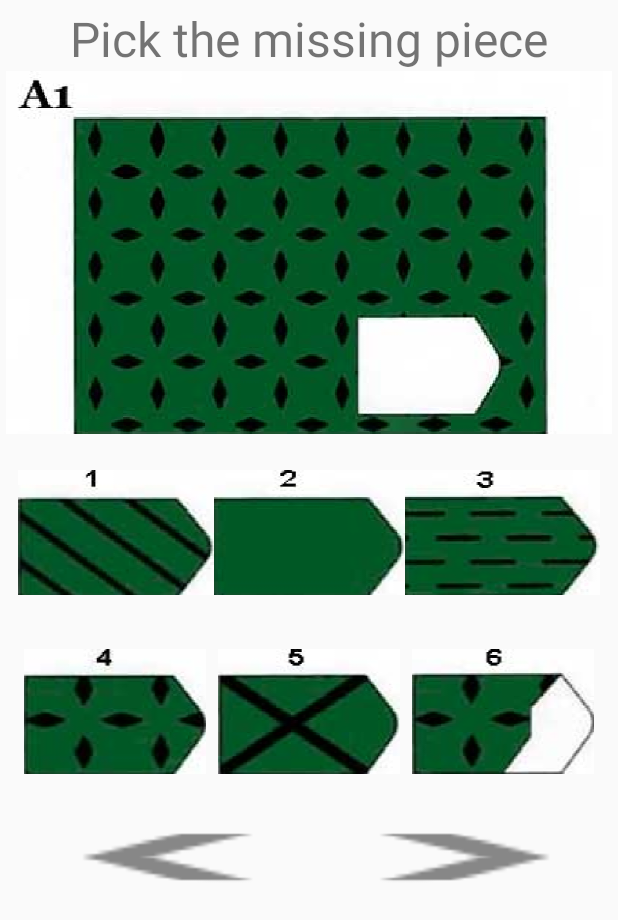
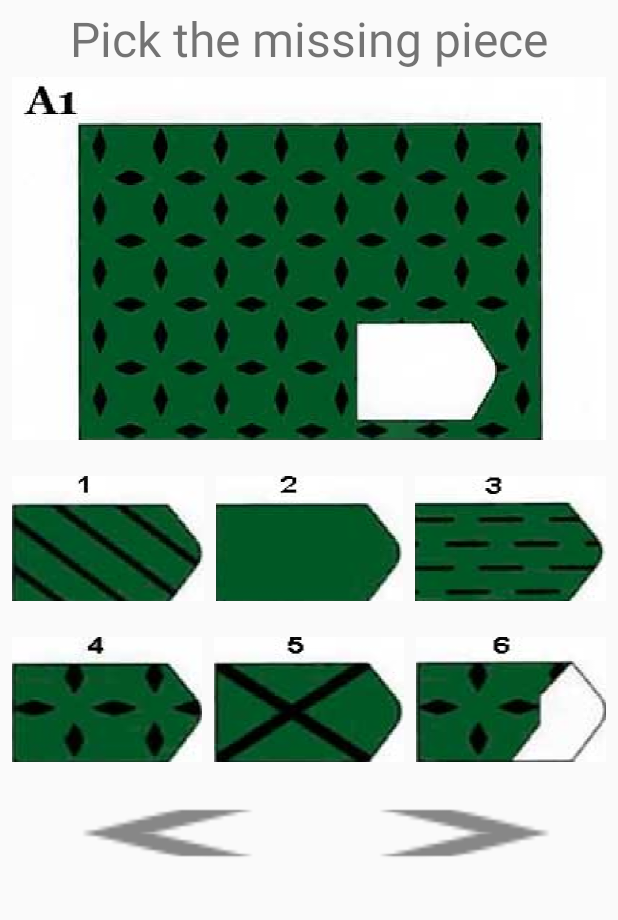
Before and after one commit to Ro-JA/TestRovena, an Android app: the layout activity_main.xml on its own in the app's theme, with its tools: preview values and no code run, on a phone screen of 412 x 824 dp. Shown: the top 920 px of the screen. Run offline under Robolectric (Android 15) with nearby library versions, the phone set to English and light mode, and no system bars.

Commit message:
corrected padding

```diff
--- a/app/src/main/res/layout/activity_main.xml
+++ b/app/src/main/res/layout/activity_main.xml
@@ -20,38 +20,38 @@
         android:id="@+id/image_view"
         android:layout_width="match_parent"
         android:layout_height="wrap_content"
-        android:background="@drawable/slice_1" />
+        android:background="@drawable/slice_1"
+        android:layout_margin="@dimen/padding_4"/>
 
     <LinearLayout
         android:layout_width="match_parent"
         android:layout_height="wrap_content"
         android:layout_marginTop="@dimen/padding_16"
-        android:orientation="horizontal"
-        android:padding="@dimen/padding_8">
+        android:orientation="horizontal">
 
-        <ImageButton
+        <Button
             android:id="@+id/image_button_1"
             android:layout_width="wrap_content"
             android:layout_height="match_parent"
             android:layout_weight="1"
             android:background="@drawable/slice_2"
-            android:padding="@dimen/padding_4"/>
+            android:layout_margin="@dimen/padding_4"/>
 
-        <ImageButton
+        <Button
             android:id="@+id/image_button_2"
             android:layout_width="wrap_content"
             android:layout_height="match_parent"
             android:layout_weight="1"
             android:background="@drawable/slice_3"
-            android:padding="@dimen/padding_4"/>
+            android:layout_margin="@dimen/padding_4"/>
 
-        <ImageButton
+        <Button
             android:id="@+id/image_button_3"
             android:layout_width="wrap_content"
             android:layout_height="match_parent"
             android:layout_weight="1"
             android:background="@drawable/slice_4"
-            android:padding="@dimen/padding_4"/>
+            android:layout_margin="@dimen/padding_4"/>
 
 
     </LinearLayout>
@@ -60,10 +60,9 @@
         android:layout_width="match_parent"
         android:layout_height="wrap_content"
         android:layout_marginTop="@dimen/padding_16"
-        android:orientation="horizontal"
-        android:padding="@dimen/padding_8">
+        android:orientation="horizontal">
 
-        <ImageButton
+        <Button
             android:id="@+id/image_button_4"
             android:layout_width="wrap_content"
             android:layout_height="match_parent"
@@ -71,7 +70,7 @@
             android:background="@drawable/slice_5"
             android:layout_margin="@dimen/padding_4"/>
 
-        <ImageButton
+        <Button
             android:id="@+id/image_button_5"
             android:layout_width="wrap_content"
             android:layout_height="match_parent"
@@ -79,7 +78,7 @@
             android:background="@drawable/slice_6"
             android:layout_margin="@dimen/padding_4" />
 
-        <ImageButton
+        <Button
             android:id="@+id/image_button_6"
             android:layout_width="wrap_content"
             android:layout_height="match_parent"
@@ -97,7 +96,7 @@
         android:orientation="horizontal"
         android:padding="@dimen/padding_4">
 
-        <ImageButton
+        <Button
             android:id="@+id/button_next"
             android:layout_width="wrap_content"
             android:layout_height="@dimen/button_size"
@@ -105,7 +104,7 @@
             android:background="@drawable/arrow_left"
             android:layout_margin="@dimen/padding_4"/>
 
-        <ImageButton
+        <Button
             android:id="@+id/button_back"
             android:layout_width="wrap_content"
             android:layout_height="@dimen/button_size"
```
